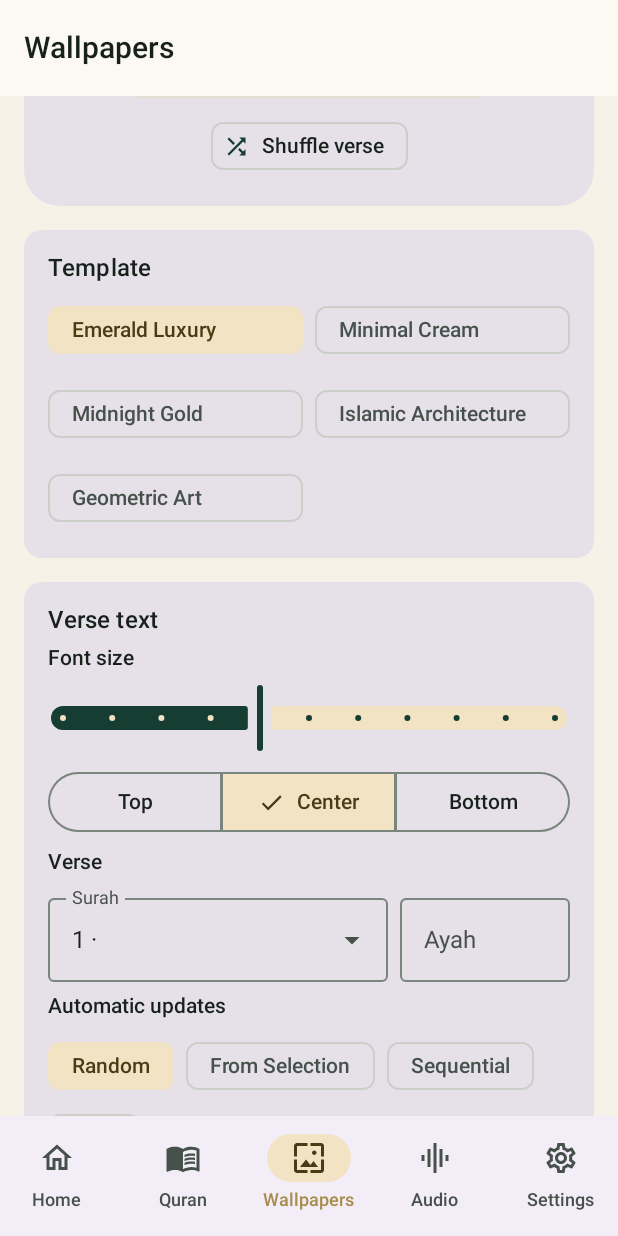
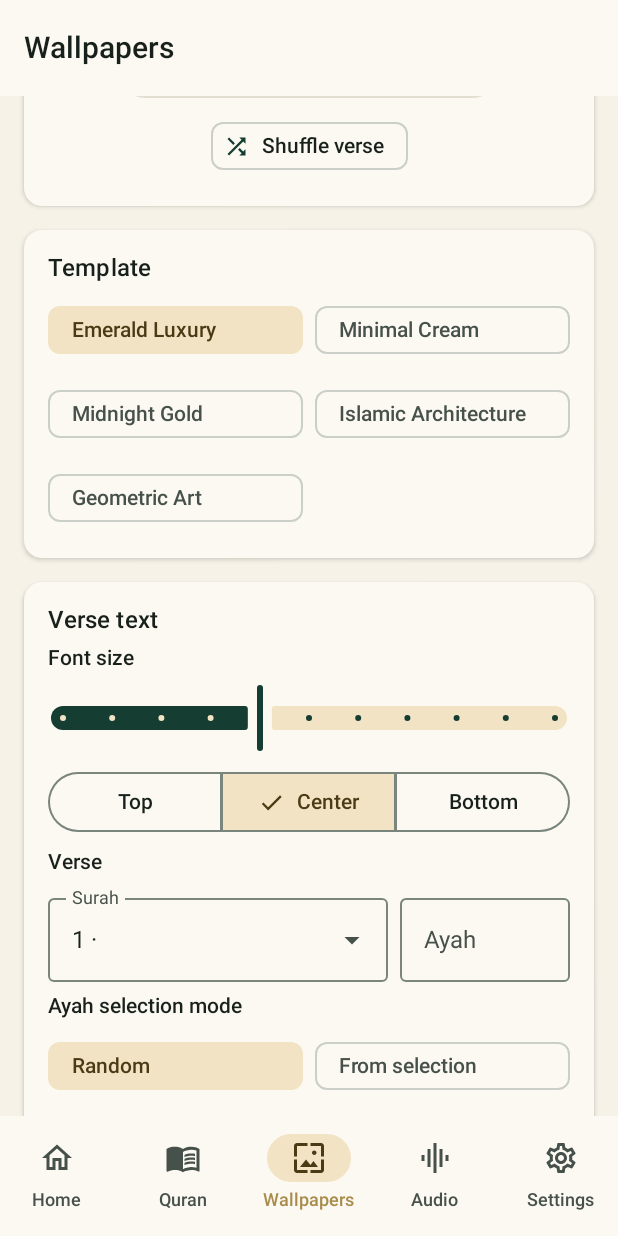
Before and after one commit to xAhmedAdel/Ayah-Quran, an Android app built with Jetpack Compose: the screen it shows after launch (MainActivity), item 3 of the bottom bar chosen, scrolled down 476 dp, on a phone screen of 412 x 824 dp. Run offline under Robolectric (Android 15) with nearby library versions, the phone set to English and light mode, and no system bars; our stand-ins replace Dagger/Hilt's generated code, Room's generated code; 2 statements that could not run were skipped.

Commit message:
UI polish: wallpapers screen + navigation bar (dark/light)
- Brand-tinted surfaceContainer tones for both schemes: M3 filled Cards,
  chips and NavigationBar no longer fall back to neutral gray defaults
- SectionCard now uses the elevated AyahCard surface (consistent cards)
- NavBar: surface container + hairline divider; gold indicator unchanged
- Wallpapers: localized selection modes (عشوائي/من المحددة/تسلسلي/يومي),
  localized surah picker + history template labels, proper section label
  for the selection mode (was mislabeled auto-updates), short destination
  labels so segmented rows never wrap, uniform 2x2 chip grids, removed
  unused wallpapers_engine_pending string
- Verified dark + light, Arabic; screenshots in docs/screenshots/ui-polish

```diff
--- a/app/src/main/java/com/ayah/quran/core/designsystem/component/SectionCard.kt
+++ b/app/src/main/java/com/ayah/quran/core/designsystem/component/SectionCard.kt
@@ -5,13 +5,13 @@ import androidx.compose.foundation.layout.Column
 import androidx.compose.foundation.layout.ColumnScope
 import androidx.compose.foundation.layout.fillMaxWidth
 import androidx.compose.foundation.layout.padding
-import androidx.compose.material3.Card
 import androidx.compose.material3.MaterialTheme
 import androidx.compose.material3.Text
 import androidx.compose.runtime.Composable
 import androidx.compose.ui.Modifier
 import androidx.compose.ui.semantics.heading
 import androidx.compose.ui.semantics.semantics
+import com.ayah.quran.core.designsystem.component.AyahCard
 import com.ayah.quran.core.designsystem.theme.AyahSpacing
 
 /**
@@ -24,7 +24,7 @@ fun SectionCard(
     modifier: Modifier = Modifier,
     content: @Composable ColumnScope.() -> Unit,
 ) {
-    Card(modifier = modifier.fillMaxWidth()) {
+    AyahCard(modifier = modifier) {
         Column(
             modifier = Modifier
                 .fillMaxWidth()
--- a/app/src/main/java/com/ayah/quran/core/designsystem/theme/Color.kt
+++ b/app/src/main/java/com/ayah/quran/core/designsystem/theme/Color.kt
@@ -53,6 +53,11 @@ val AyahLightColors = lightColorScheme(
     outline = OutlineLight,
     outlineVariant = Color(0xFFCBCFC9),
     surfaceTint = Emerald,
+    surfaceContainerLowest = Color(0xFFFFFFFF),
+    surfaceContainerLow = Color(0xFFFBF7ED),
+    surfaceContainer = Color(0xFFF5F1E6),
+    surfaceContainerHigh = Color(0xFFEFEBDF),
+    surfaceContainerHighest = Color(0xFFEAE5D6),
 )
 
 /** Dark scheme, anchored on the spec's Ink background and Gold accent. */
@@ -76,4 +81,12 @@ val AyahDarkColors = darkColorScheme(
     outline = OutlineDark,
     outlineVariant = Color(0xFF3A423D),
     surfaceTint = Gold,
+    // Green-tinted Ink tones — without these, M3 falls back to neutral gray
+    // defaults for filled Cards, chips and the NavigationBar, which breaks
+    // the brand palette in dark mode.
+    surfaceContainerLowest = Color(0xFF0D1310),
+    surfaceContainerLow = Color(0xFF161D19),
+    surfaceContainer = Color(0xFF1A211D),
+    surfaceContainerHigh = Color(0xFF202824),
+    surfaceContainerHighest = Color(0xFF262E29),
 )
--- a/app/src/main/java/com/ayah/quran/navigation/AyahApp.kt
+++ b/app/src/main/java/com/ayah/quran/navigation/AyahApp.kt
@@ -6,6 +6,9 @@ import androidx.compose.animation.fadeOut
 import androidx.compose.animation.slideInVertically
 import androidx.compose.animation.slideOutVertically
 import androidx.compose.foundation.layout.padding
+import androidx.compose.material3.HorizontalDivider
+import androidx.compose.material3.MaterialTheme
+import androidx.compose.ui.unit.dp
 import androidx.compose.material3.Icon
 import androidx.compose.material3.NavigationBar
 import androidx.compose.material3.NavigationBarItem
@@ -93,7 +96,11 @@ fun AyahApp(modifier: Modifier = Modifier) {
         modifier = modifier,
         bottomBar = {
             if (showBottomBar) {
-                NavigationBar {
+                HorizontalDivider(color = MaterialTheme.colorScheme.outlineVariant)
+                NavigationBar(
+                    containerColor = MaterialTheme.colorScheme.surface,
+                    tonalElevation = 0.dp,
+                ) {
                     TopLevelDestination.entries.forEach { destination ->
                         val selected = currentRoute == destination.route
                         NavigationBarItem(
--- a/app/src/main/java/com/ayah/quran/ui/wallpapers/WallpapersScreen.kt
+++ b/app/src/main/java/com/ayah/quran/ui/wallpapers/WallpapersScreen.kt
@@ -65,10 +65,12 @@ import androidx.compose.ui.unit.sp
 import androidx.hilt.navigation.compose.hiltViewModel
 import androidx.lifecycle.compose.collectAsStateWithLifecycle
 import com.ayah.quran.R
+import com.ayah.quran.core.designsystem.component.AyahCard
 import com.ayah.quran.core.designsystem.component.ConfirmDialog
 import com.ayah.quran.core.designsystem.component.SectionCard
 import com.ayah.quran.core.designsystem.theme.AyahSpacing
 import com.ayah.quran.core.designsystem.theme.QuranTextFontFamily
+import com.ayah.quran.core.locale.localizedDisplayName
 import com.ayah.quran.core.wallpaper.WallpaperTemplate
 import com.ayah.quran.domain.model.SelectionMode
 import com.ayah.quran.domain.model.TextVerticalPosition
@@ -126,7 +128,7 @@ private fun PreviewCard(
     viewModel: WallpapersViewModel,
     onOpenFullscreen: (surahId: Int, ayahNumber: Int) -> Unit,
 ) {
-    Card(shape = RoundedCornerShape(24.dp)) {
+    AyahCard {
         Column(
             modifier = Modifier
                 .fillMaxWidth()
@@ -277,7 +279,8 @@ private fun VersePicker(state: WallpapersUiState, viewModel: WallpapersViewModel
             modifier = Modifier.weight(2f),
         ) {
             OutlinedTextField(
-                value = "${selectedSurah?.id ?: 1} · ${selectedSurah?.nameTransliterated ?: ""}",
+                value = "${selectedSurah?.id ?: 1} · " +
+                    (selectedSurah?.localizedDisplayName() ?: ""),
                 onValueChange = {},
                 readOnly = true,
                 label = { Text(stringResource(R.string.wallpapers_pick_surah)) },
@@ -293,7 +296,7 @@ private fun VersePicker(state: WallpapersUiState, viewModel: WallpapersViewModel
                 ) {
                     items(state.surahs, key = { it.id }) { surah ->
                         androidx.compose.material3.DropdownMenuItem(
-                            text = { Text("${surah.id} · ${surah.nameTransliterated}") },
+                            text = { Text("${surah.id} · ${surah.localizedDisplayName()}") },
                             onClick = {
                                 viewModel.setFixedVerse(surah.id, state.settings.fixedAyahNumber)
                                 surahMenuOpen = false
@@ -335,26 +338,30 @@ private fun VersePicker(state: WallpapersUiState, viewModel: WallpapersViewModel
     }
 
     Text(
-        text = stringResource(R.string.wallpapers_auto_updates),
+        text = stringResource(R.string.wallpapers_selection_mode),
         style = MaterialTheme.typography.titleSmall,
         color = MaterialTheme.colorScheme.onSurface,
     )
-    // FlowRow wraps instead of clipping on narrow screens / large fonts.
-    FlowRow(
-        horizontalArrangement = Arrangement.spacedBy(AyahSpacing.s),
-        modifier = Modifier.fillMaxWidth(),
-    ) {
-        listOf(
-            SelectionMode.RANDOM to "Random",
-            SelectionMode.RANDOM_FROM_SELECTION to "From Selection",
-            SelectionMode.SEQUENTIAL_FROM_SELECTION to "Sequential",
-            SelectionMode.DAILY to "Daily",
-        ).forEach { (mode, label) ->
-            FilterChip(
-                selected = state.settings.selectionMode == mode,
-                onClick = { viewModel.setSelectionMode(mode) },
-                label = { Text(label) },
-            )
+    // Uniform 2×2 grid: same width rhythm as the template chips, so no
+    // mix of small loose chips and full-width segmented rows.
+    listOf(
+        SelectionMode.RANDOM to R.string.wallpapers_selection_random,
+        SelectionMode.RANDOM_FROM_SELECTION to R.string.wallpapers_selection_from_selection,
+        SelectionMode.SEQUENTIAL_FROM_SELECTION to R.string.wallpapers_selection_sequential,
+        SelectionMode.DAILY to R.string.wallpapers_selection_daily,
+    ).chunked(2).forEach { rowModes ->
+        Row(horizontalArrangement = Arrangement.spacedBy(AyahSpacing.s)) {
+            rowModes.forEach { (mode, labelRes) ->
+                FilterChip(
+                    selected = state.settings.selectionMode == mode,
+                    onClick = { viewModel.setSelectionMode(mode) },
+                    label = { Text(stringResource(labelRes)) },
+                    modifier = Modifier.weight(1f),
+                )
+            }
+            if (rowModes.size == 1) {
+                androidx.compose.foundation.layout.Spacer(modifier = Modifier.weight(1f))
+            }
         }
     }
 }
@@ -364,16 +371,16 @@ private fun ApplySection(state: WallpapersUiState, viewModel: WallpapersViewMode
     SectionCard(title = stringResource(R.string.wallpapers_apply_now)) {
         SingleChoiceSegmentedButtonRow(modifier = Modifier.fillMaxWidth()) {
             val destinations = listOf(
-                WallpaperDestination.SYSTEM to stringResource(R.string.wallpapers_apply_home),
-                WallpaperDestination.LOCK to stringResource(R.string.wallpapers_apply_lock),
-                WallpaperDestination.BOTH to stringResource(R.string.wallpapers_apply_both),
+                WallpaperDestination.SYSTEM to R.string.wallpapers_dest_home,
+                WallpaperDestination.LOCK to R.string.wallpapers_dest_lock,
+                WallpaperDestination.BOTH to R.string.wallpapers_dest_both,
             )
-            destinations.forEachIndexed { index, (destination, label) ->
+            destinations.forEachIndexed { index, (destination, labelRes) ->
                 SegmentedButton(
                     selected = state.settings.destinations == destination,
                     onClick = { viewModel.setDestinations(destination) },
                     shape = SegmentedButtonDefaults.itemShape(index = index, count = destinations.size),
-                    label = { Text(label) },
+                    label = { Text(stringResource(labelRes), maxLines = 1) },
                 )
             }
         }
@@ -630,7 +637,7 @@ private fun HistoryRow(
             Text(
                 text = stringResource(
                     R.string.wallpapers_history_ayah_format,
-                    entry.templateName,
+                    stringResource(labelResForId(entry.templateId)),
                     entry.surahId,
                     entry.ayahNumber,
                 ),
--- a/app/src/main/res/values/strings.xml
+++ b/app/src/main/res/values/strings.xml
@@ -91,7 +91,6 @@
     <!-- Wallpapers -->
     <string name="wallpapers_title">Wallpapers</string>
     <string name="wallpapers_preview_caption">Preview</string>
-    <string name="wallpapers_engine_pending">The wallpaper engine (rendering, templates, automatic scheduling) is the next development phase. Controls will activate when it ships.</string>
     <string name="wallpapers_apply_home">Home screen</string>
     <string name="wallpapers_apply_lock">Lock screen</string>
     <string name="wallpapers_apply_both">Both</string>
@@ -113,6 +112,14 @@
     <string name="wallpapers_position_bottom">Bottom</string>
     <string name="wallpapers_verse_source">Verse</string>
     <string name="wallpapers_shuffle_verse">Shuffle verse</string>
+    <string name="wallpapers_selection_mode">Ayah selection mode</string>
+    <string name="wallpapers_selection_random">Random</string>
+    <string name="wallpapers_selection_from_selection">From selection</string>
+    <string name="wallpapers_selection_sequential">Sequential</string>
+    <string name="wallpapers_selection_daily">Daily</string>
+    <string name="wallpapers_dest_home">Home</string>
+    <string name="wallpapers_dest_lock">Lock</string>
+    <string name="wallpapers_dest_both">Both</string>
     <string name="wallpapers_pick_surah">Surah</string>
     <string name="wallpapers_pick_ayah">Ayah</string>
     <string name="wallpapers_ayah_number_error">Enter an ayah number between 1 and %1$d</string>
```
Also changed, not shown: 11 other files.
